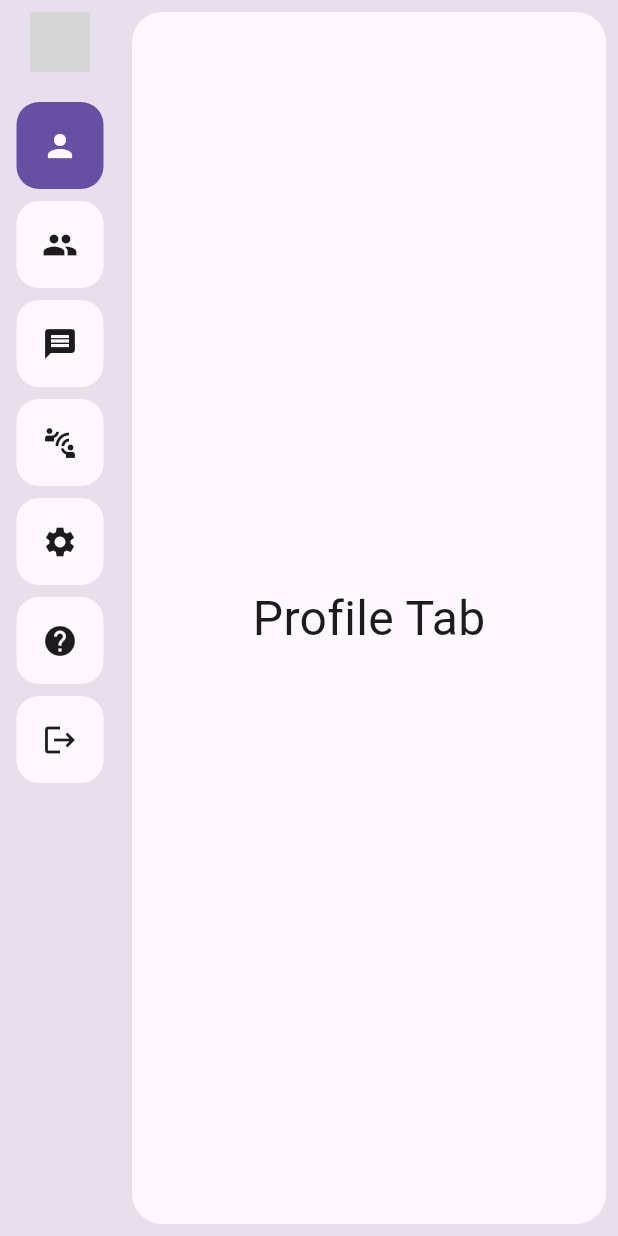
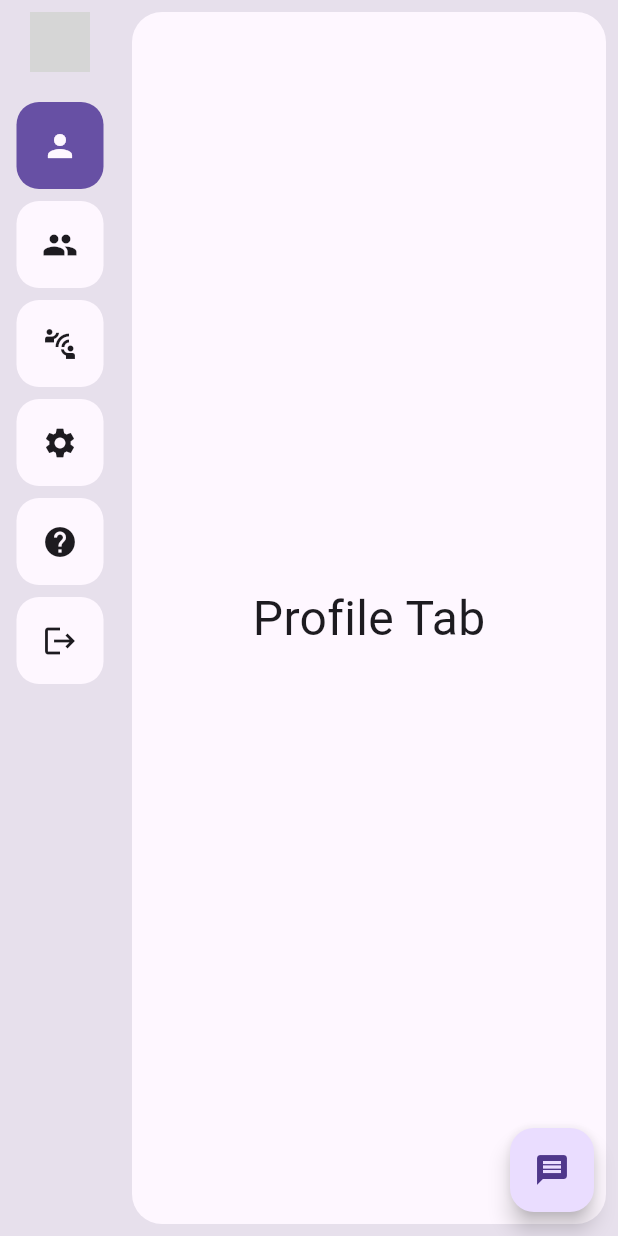
Before and after one commit to alexcao194/trapper, a Flutter app: the HomeScreen screen opened by its route, on a phone screen of 412 x 824 dp. Run offline on Flutter 3.47's test engine with Material 3 defaults, Android fonts, the phone set to English and light mode, and no system bars; our stand-ins replace bloc, dartz, dio, equatable, flutter_bloc, get_it and 3 more; accounts and stored records are empty; network calls fail; statements that could not run were skipped; grey boxes are pictures that could not be loaded.

Commit message:
move message button to bottom right

```diff
--- a/lib/app/presentation/screen/home_screen.dart
+++ b/lib/app/presentation/screen/home_screen.dart
@@ -50,6 +50,12 @@ class _HomeScreenState extends State<HomeScreen>{
   Widget build(BuildContext context) {
     var size = MediaQuery.of(context).size;
     return Scaffold(
+      floatingActionButton: FloatingActionButton(
+        onPressed: () {
+          context.go("/${RoutePath.messages}");
+        },
+        child: const Icon(Icons.message),
+      ),
       backgroundColor: Theme.of(context).colorScheme.surfaceVariant,
       body: Row(
         children: [
@@ -79,14 +85,6 @@ class _HomeScreenState extends State<HomeScreen>{
                   title: S.current.friends_button,
                   onTap: () {
                     _go(1);
-                  },
-                ),
-                ProfileButton(
-                  isActivated: false,
-                  icon: Icons.message,
-                  title: S.current.messages_button,
-                  onTap: () {
-                    context.go("/${RoutePath.messages}");
                   },
                 ),
                 ProfileButton(
```
